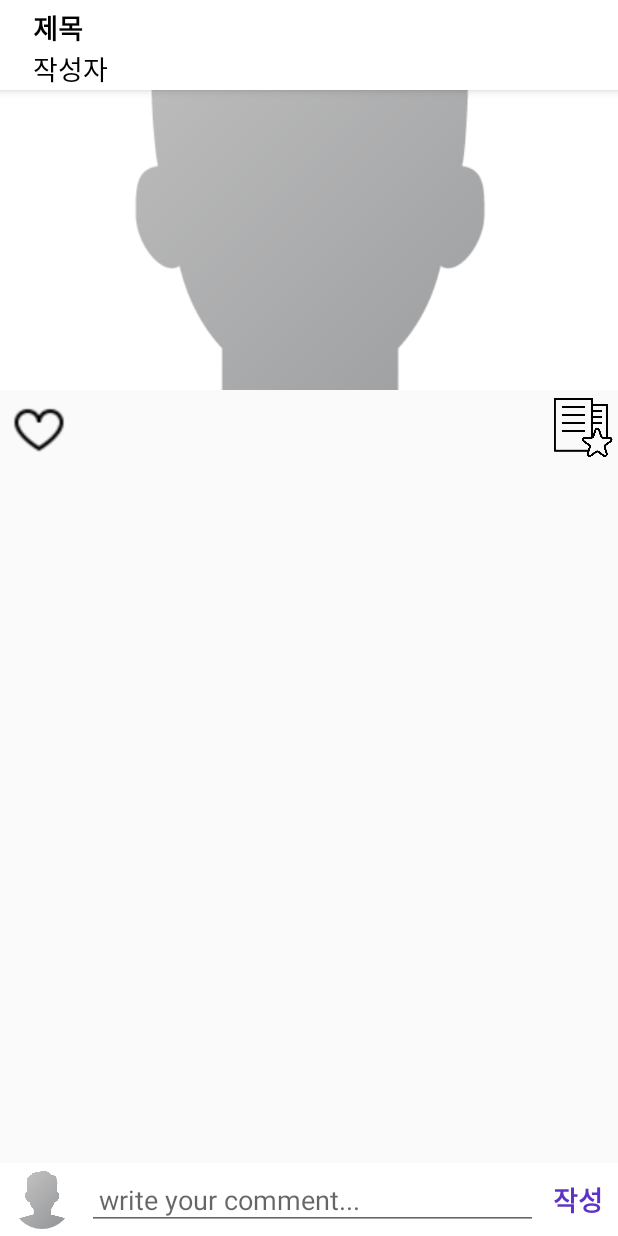
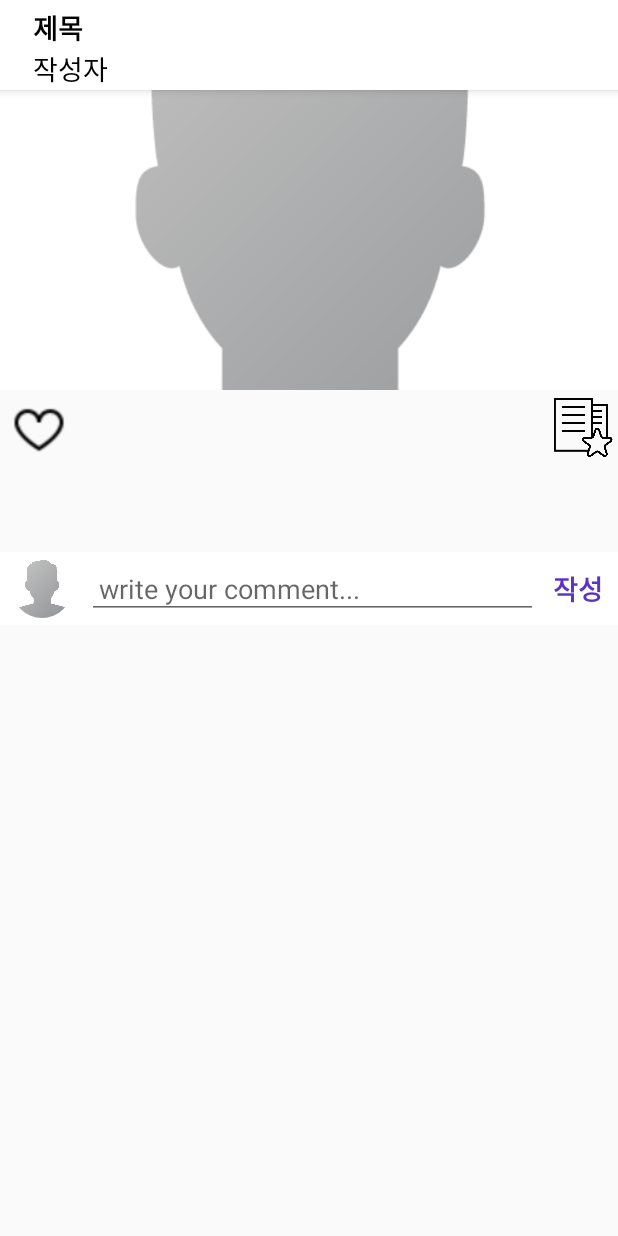
Before and after one commit to OppaLab/Moca-Android, an Android app: the layout activity_post_detail.xml on its own in the app's theme, with its tools: preview values and no code run, on a phone screen of 412 x 824 dp. Run offline under Robolectric (Android 15) with nearby library versions, the phone set to English and light mode, and no system bars; Roboto replaces fonts that are not available here.

Commit message:
post detail likecount, commentcount 오류 수정

```diff
--- a/app/src/main/java/com/oppalab/moca/PostDetailActivity.kt
+++ b/app/src/main/java/com/oppalab/moca/PostDetailActivity.kt
@@ -43,7 +43,7 @@ class PostDetailActivity : AppCompatActivity() {
         publisherId = intent.getStringExtra("publisherId")!!
         subject = intent.getStringExtra("subject")!!
         thumbnailImageFilePath = intent.getStringExtra("thumbnailImageFilePath")!!
-        if (intent.getStringExtra("like") == "true") like = true
+        if (intent.getStringExtra("like") == "Liked") like = true
         likeCount = intent.getStringExtra("likeCount")!!.toLong()
         commentCount = intent.getStringExtra("commentCount")!!.toLong()
         content = intent.getStringExtra("content")!!
--- a/app/src/main/java/com/oppalab/moca/adapter/PostAdapterRetro.kt
+++ b/app/src/main/java/com/oppalab/moca/adapter/PostAdapterRetro.kt
@@ -40,6 +40,7 @@ class PostAdapterRetro
     override fun onBindViewHolder(holder: ViewHolder, position: Int) {
 
         val post = mPost[position]
+        var curCommentCount = post.commentCount
 
         Picasso.get()
             .load(RetrofitConnection.URL + "/image/thumbnail/" + post.thumbnailImageFilePath)
@@ -80,7 +81,7 @@ class PostAdapterRetro
             holder.likes.text = post.likeCount.toString() + "명이 공감"
         }
 
-        if (post.commentCount == 0L) {
+        if (curCommentCount == 0L) {
             holder.comments.text = ""
         } else {
             holder.comments.text = "view all " + post.commentCount + " comments"
@@ -160,9 +161,14 @@ class PostAdapterRetro
             intentPostDetail.putExtra("publisherId", post.nickname)
             intentPostDetail.putExtra("thumbnailImageFilePath", post.thumbnailImageFilePath)
             intentPostDetail.putExtra("content", post.postBody)
-            intentPostDetail.putExtra("likeCount", post.likeCount.toString())
+            if (holder.likeButton.tag == "Liked") {
+                intentPostDetail.putExtra("likeCount", (post.likeCount+1).toString())
+            } else {
+                intentPostDetail.putExtra("likeCount", post.likeCount.toString())
+            }
+
             intentPostDetail.putExtra("commentCount", post.commentCount.toString())
-            intentPostDetail.putExtra("like", post.like)
+            intentPostDetail.putExtra("like", holder.likeButton.tag.toString())
             intentPostDetail.putExtra("postId", post.postId.toString())
             intentPostDetail.putExtra("subject", post.postTitle)
 
--- a/app/src/main/res/layout/activity_post_detail.xml
+++ b/app/src/main/res/layout/activity_post_detail.xml
@@ -8,13 +8,13 @@
     tools:context=".PostDetailActivity">
 
     <com.google.android.material.appbar.AppBarLayout
-        android:id="@+id/app_bar_layout_comments"
+        android:id="@+id/app_bar_layout_detail"
         android:layout_width="match_parent"
         android:layout_height="wrap_content"
         android:background="@android:color/white">
 
         <androidx.appcompat.widget.Toolbar
-            android:id="@+id/comments_toolbar"
+            android:id="@+id/detail_toolbar"
             android:layout_width="match_parent"
             android:layout_height="wrap_content"
             android:layout_marginTop="4dp"
@@ -52,21 +52,30 @@
 
     </com.google.android.material.appbar.AppBarLayout>
 
+    <ScrollView
+        android:layout_width="match_parent"
+        android:layout_height="wrap_content"
+        android:layout_below="@id/app_bar_layout_detail">
+
+        <LinearLayout
+            android:layout_width="match_parent"
+            android:layout_height="wrap_content"
+            android:orientation="vertical">
+
             <ImageView
                 android:id="@+id/post_thumbnail_detail"
                 android:layout_width="match_parent"
                 android:layout_height="200dp"
                 android:scaleType="centerCrop"
-        android:src="@drawable/profile"
-        android:layout_below="@+id/app_bar_layout_comments"/>
+                android:src="@drawable/profile" />
 
             <RelativeLayout
                 android:id="@+id/post_detail_menu"
                 android:layout_width="match_parent"
                 android:layout_height="wrap_content"
+                android:layout_below="@+id/post_thumbnail_detail"
                 android:layout_marginStart="5dp"
-        android:layout_marginTop="5dp"
-        android:layout_below="@+id/post_thumbnail_detail">
+                android:layout_marginTop="5dp">
 
                 <ImageView
                     android:id="@+id/post_image_like_btn"
@@ -78,12 +87,12 @@
                     android:id="@+id/post_detail_like_count"
                     android:layout_width="wrap_content"
                     android:layout_height="wrap_content"
+                    android:layout_centerVertical="true"
                     android:layout_marginStart="10dp"
                     android:layout_toRightOf="@id/post_image_like_btn"
                     android:textColor="@color/colorPrimaryDark"
                     android:textSize="15dp"
-            android:textStyle="bold"
-            android:layout_centerVertical="true"/>
+                    android:textStyle="bold" />
 
 
                 <ImageView
@@ -96,16 +105,16 @@
                     android:src="@drawable/review" />
 
             </RelativeLayout>
+
             <TextView
                 android:id="@+id/post_detail_comments_count"
                 android:layout_width="wrap_content"
                 android:layout_height="wrap_content"
-        android:layout_marginStart="10dp"
+                android:layout_below="@id/post_text"
                 android:layout_marginTop="5dp"
                 android:layout_marginBottom="5dp"
-        android:layout_below="@id/post_text"
                 android:text=""
-        android:textColor="@color/colorPrimary"
+                android:textColor="@android:color/black"
                 android:textSize="16dp" />
 
             <TextView
@@ -113,16 +122,15 @@
                 android:layout_width="wrap_content"
                 android:layout_height="wrap_content"
                 android:layout_below="@+id/post_detail_menu"
-        android:textColor="@color/colorPrimary"/>
+                android:textColor="@color/colorPrimary" />
 
             <androidx.recyclerview.widget.RecyclerView
                 android:id="@+id/post_detail_recycler_view_comments"
                 android:layout_width="match_parent"
                 android:layout_height="match_parent"
+                android:layout_above="@+id/post_detail_comments"
                 android:layout_below="@+id/post_text"
-        android:layout_margin="5dp"
-        android:layout_above="@+id/post_detail_comments"
-        >
+                android:layout_margin="5dp">
 
 
             </androidx.recyclerview.widget.RecyclerView>
@@ -133,44 +141,45 @@
                 android:layout_height="wrap_content"
                 android:layout_alignParentBottom="true"
                 android:background="#fff"
-        android:padding="4dp"
-        >
+                android:padding="4dp">
 
                 <de.hdodenhof.circleimageview.CircleImageView
                     android:id="@+id/post_detail_comment_profie_image"
                     android:layout_width="40dp"
                     android:layout_height="40dp"
-            android:src="@drawable/profile"
-            android:layout_marginStart="4dp">
-        </de.hdodenhof.circleimageview.CircleImageView>
+                    android:layout_marginStart="4dp"
+                    android:src="@drawable/profile"></de.hdodenhof.circleimageview.CircleImageView>
 
                 <EditText
                     android:id="@+id/add_comment"
                     android:layout_width="match_parent"
                     android:layout_height="wrap_content"
-            android:layout_toRightOf="@+id/post_detail_comment_profie_image"
-            android:layout_toLeftOf="@+id/post_comment"
-            android:hint="write your comment..."
                     android:layout_centerVertical="true"
                     android:layout_marginStart="10dp"
                     android:layout_marginEnd="10dp"
-            android:padding="8dp"
-            >
-        </EditText>
+                    android:layout_toLeftOf="@+id/post_comment"
+                    android:layout_toRightOf="@+id/post_detail_comment_profie_image"
+                    android:hint="write your comment..."
+                    android:padding="8dp"></EditText>
 
                 <TextView
                     android:id="@+id/post_comment"
                     android:layout_width="wrap_content"
                     android:layout_height="wrap_content"
-            android:textColor="@color/colorPrimary"
-            android:textStyle="bold"
-            android:text="작성"
                     android:layout_alignParentEnd="true"
                     android:layout_centerVertical="true"
+                    android:layout_marginEnd="6dp"
+                    android:text="작성"
+                    android:textColor="@color/colorPrimary"
                     android:textSize="18dp"
-            android:layout_marginEnd="6dp"
-            >
+                    android:textStyle="bold">
 
                 </TextView>
             </RelativeLayout>
+
+        </LinearLayout>
+
+    </ScrollView>
+
+
 </RelativeLayout>
```
Lines whose indentation alone changed are shown as unchanged.
